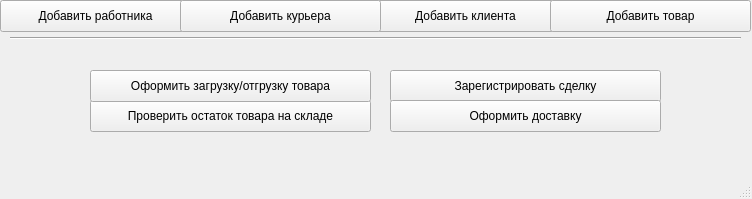
The window that main_screen.ui (FIIckSesh/MRP) describes before a commit, drawn with Qt 5.
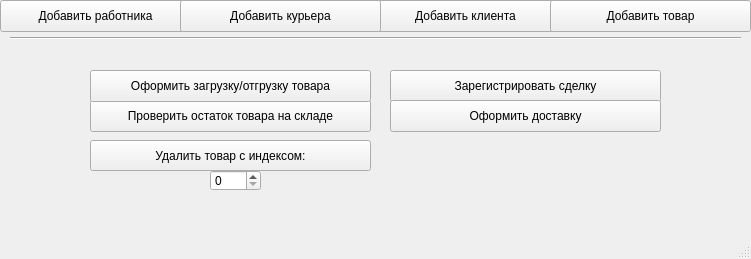
The same window after the commit.

Commit message: removing products and amounts

Patch:
```diff
--- a/main_screen.ui
+++ b/main_screen.ui
@@ -6,8 +6,8 @@
    <rect>
     <x>0</x>
     <y>0</y>
-    <width>752</width>
-    <height>199</height>
+    <width>751</width>
+    <height>259</height>
    </rect>
   </property>
   <property name="windowTitle">
@@ -131,6 +131,29 @@
      <enum>Qt::Horizontal</enum>
     </property>
    </widget>
+   <widget class="QPushButton" name="removeProductBtn">
+    <property name="geometry">
+     <rect>
+      <x>90</x>
+      <y>140</y>
+      <width>281</width>
+      <height>31</height>
+     </rect>
+    </property>
+    <property name="text">
+     <string>Удалить товар с индексом:</string>
+    </property>
+   </widget>
+   <widget class="QSpinBox" name="prodIndex">
+    <property name="geometry">
+     <rect>
+      <x>210</x>
+      <y>170</y>
+      <width>51</width>
+      <height>21</height>
+     </rect>
+    </property>
+   </widget>
   </widget>
   <widget class="QMenuBar" name="menubar">
    <property name="geometry">
```
Left out of the diff: 2 changed lines with no effect on the pictures. The commit also changes 7 other files.
